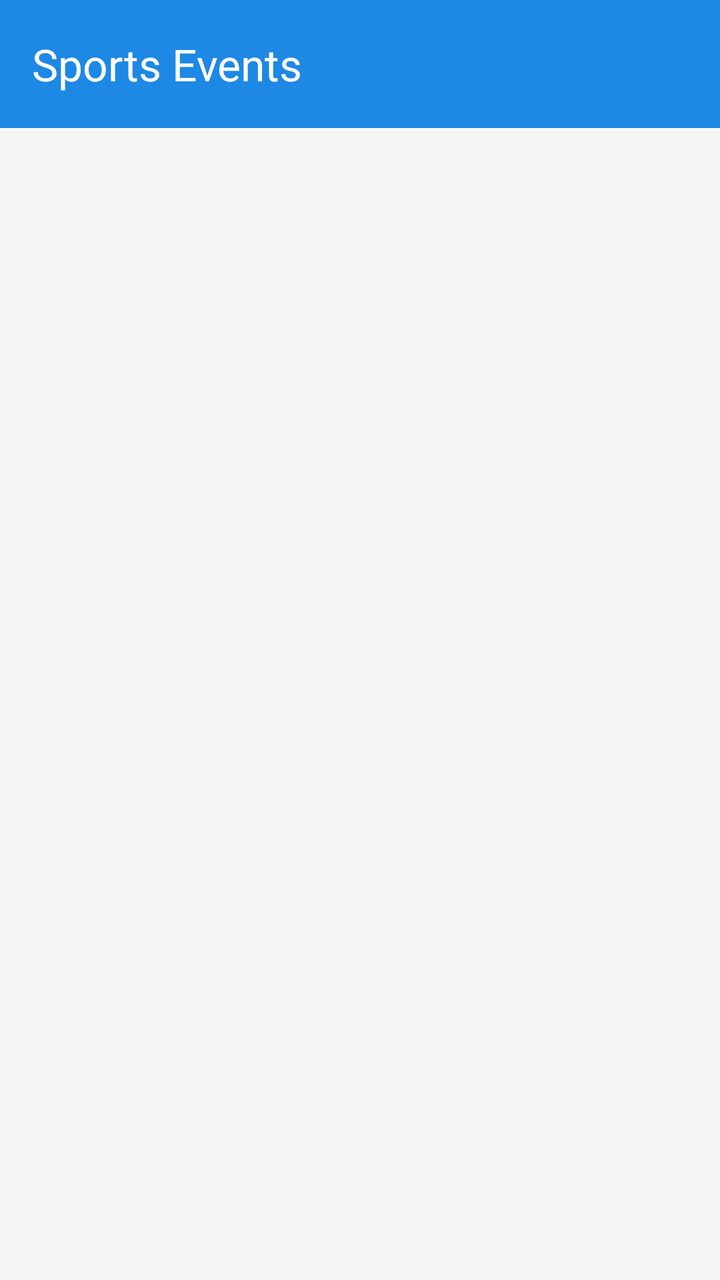
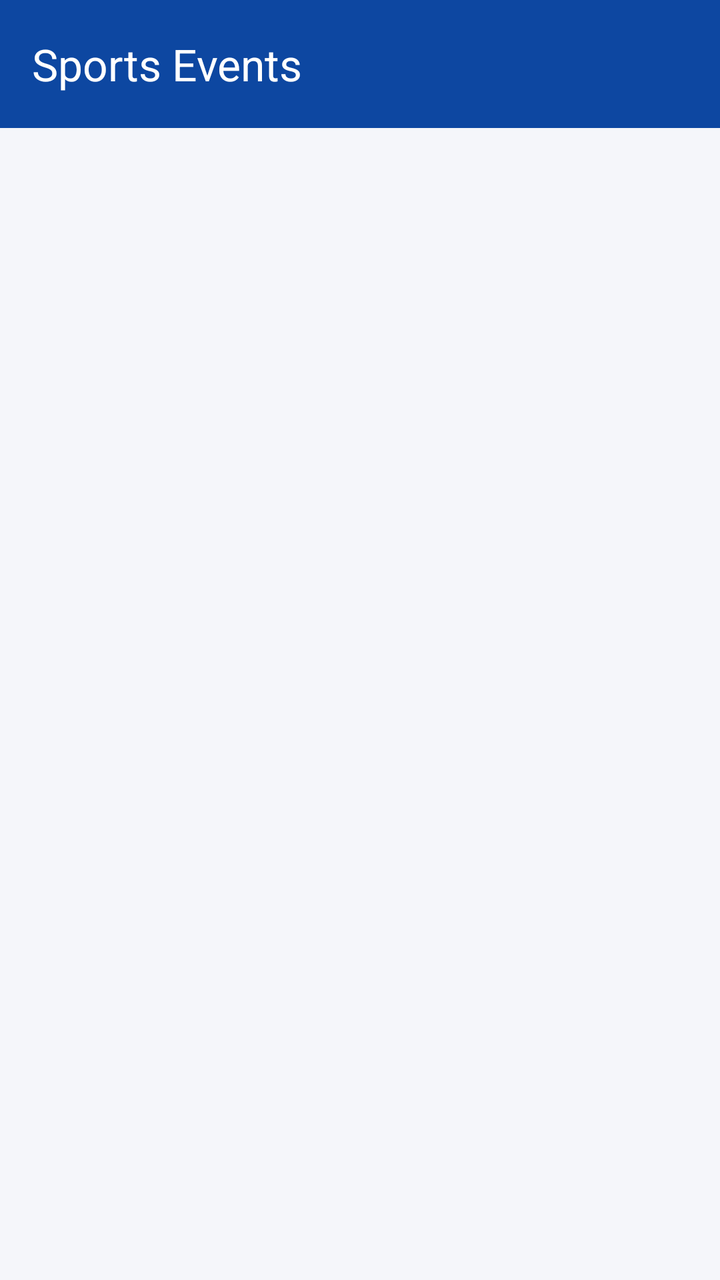

Before-and-after screenshots of an Android layout around one commit, followed by the original layout XML and the change that was made.
<!-- AndroidManifest.xml: application theme Theme.SPORTSHUB -->
<!-- res/layout/activity_player_event_list.xml -->
<?xml version="1.0" encoding="utf-8"?>
<androidx.constraintlayout.widget.ConstraintLayout xmlns:android="http://schemas.android.com/apk/res/android"
    xmlns:app="http://schemas.android.com/apk/res-auto"
    android:layout_width="match_parent"
    android:layout_height="match_parent"
    android:background="@color/background">

    <androidx.appcompat.widget.Toolbar
        android:id="@+id/toolbarPlayerEvents"
        android:layout_width="match_parent"
        android:layout_height="?attr/actionBarSize"
        android:background="@color/primary"
        android:theme="@style/ThemeOverlay.AppCompat.Dark.ActionBar"
        app:popupTheme="@style/ThemeOverlay.AppCompat.Light"
        app:title="Sports Events"
        app:titleTextColor="@color/white"
        app:layout_constraintTop_toTopOf="parent" />

    <TextView
        android:id="@+id/tvPlayerEventEmptyState"
        android:layout_width="wrap_content"
        android:layout_height="wrap_content"
        android:text="No events scheduled right now."
        android:textColor="@color/text_secondary"
        android:textSize="16sp"
        android:visibility="gone"
        app:layout_constraintBottom_toBottomOf="parent"
        app:layout_constraintEnd_toEndOf="parent"
        app:layout_constraintStart_toStartOf="parent"
        app:layout_constraintTop_toBottomOf="@id/toolbarPlayerEvents" />

    <ListView
        android:id="@+id/lvPlayerEvents"
        android:layout_width="0dp"
        android:layout_height="0dp"
        android:divider="@android:color/transparent"
        android:dividerHeight="0dp"
        app:layout_constraintBottom_toBottomOf="parent"
        app:layout_constraintEnd_toEndOf="parent"
        app:layout_constraintStart_toStartOf="parent"
        app:layout_constraintTop_toBottomOf="@id/toolbarPlayerEvents" />

</androidx.constraintlayout.widget.ConstraintLayout>
<!-- resources referenced by this layout -->
<resources>
  <color name="background">#F5F5F5</color>
  <color name="primary">#1E88E5</color>
  <color name="text_secondary">#757575</color>
  <color name="white">#FFFFFFFF</color>
  <style name="Theme.SPORTSHUB" parent="Base.Theme.SPORTSHUB" />
  <style name="Base.Theme.SPORTSHUB" parent="Theme.Material3.DayNight.NoActionBar">
          
          
      </style>
</resources>

<!-- the commit's change to res/layout/activity_player_event_list.xml (unified diff, before → after) -->
@@ -3,17 +3,17 @@
     xmlns:app="http://schemas.android.com/apk/res-auto"
     android:layout_width="match_parent"
     android:layout_height="match_parent"
-    android:background="@color/background">
+    android:background="?android:attr/colorBackground">
 
     <androidx.appcompat.widget.Toolbar
         android:id="@+id/toolbarPlayerEvents"
         android:layout_width="match_parent"
         android:layout_height="?attr/actionBarSize"
-        android:background="@color/primary"
+        android:background="?attr/colorPrimary"
         android:theme="@style/ThemeOverlay.AppCompat.Dark.ActionBar"
         app:popupTheme="@style/ThemeOverlay.AppCompat.Light"
         app:title="Sports Events"
-        app:titleTextColor="@color/white"
+        app:titleTextColor="?attr/colorOnPrimary"
         app:layout_constraintTop_toTopOf="parent" />
 
     <TextView
@@ -21,8 +21,12 @@
         android:layout_width="wrap_content"
         android:layout_height="wrap_content"
         android:text="No events scheduled right now."
-        android:textColor="@color/text_secondary"
-        android:textSize="16sp"
+        android:textColor="?android:attr/textColorSecondary"
+        android:textAppearance="?attr/textAppearanceBodyLarge"
+        android:gravity="center"
+        app:drawableTopCompat="@drawable/ic_dash_event"
+        app:drawableTint="?attr/colorSecondary"
+        android:drawablePadding="8dp"
         android:visibility="gone"
         app:layout_constraintBottom_toBottomOf="parent"
         app:layout_constraintEnd_toEndOf="parent"
@@ -35,6 +39,8 @@
         android:layout_height="0dp"
         android:divider="@android:color/transparent"
         android:dividerHeight="0dp"
+        android:paddingTop="8dp"
+        android:clipToPadding="false"
         app:layout_constraintBottom_toBottomOf="parent"
         app:layout_constraintEnd_toEndOf="parent"
         app:layout_constraintStart_toStartOf="parent"
<!-- resource entries referenced after the edit -->
@@ -1,13 +1,31 @@
 <!-- resources referenced by this layout -->
 <resources>
-  <color name="background">#F5F5F5</color>
-  <color name="primary">#1E88E5</color>
-  <color name="text_secondary">#757575</color>
-  <color name="white">#FFFFFFFF</color>
+  <!-- drawable ic_dash_event (drawable) -->
+  <vector xmlns:android="http://schemas.android.com/apk/res/android"
+      android:width="24dp"
+      android:height="24dp"
+      android:viewportWidth="24"
+      android:viewportHeight="24">
+      <path
+          android:fillColor="#FFFFFFFF"
+          android:pathData="M22,10V6c0,-1.1 -0.9,-2 -2,-2H4C2.9,4 2.01,4.9 2.01,6V10c1.1,0 1.99,0.9 1.99,2s-0.89,2 -2,2v4c0,1.1 0.9,2 2,2h16c1.1,0 2,-0.9 2,-2v-4c-1.1,0 -2,-0.9 -2,-2S23.1,10 22,10zM20,8.54c-1.19,0.69 -2,1.99 -2,3.46s0.81,2.77 2,3.46V18H4v-2.54c1.19,-0.69 2,-1.99 2,-3.46S5.19,9.23 4,8.54V6h16V8.54z M11,15h2v2h-2V15z M11,11h2v2h-2V11z M11,7h2v2h-2V7z" />
+  </vector>
+  <color name="background">#F5F6FA</color>
+  <color name="surface">#FFFFFF</color>
+  <color name="primary">#0D47A1</color>
+  <color name="text_on_primary">#FFFFFF</color>
+  <color name="primary_dark">#002171</color>
+  <color name="secondary">#FF8F00</color>
+  <color name="error">#B00020</color>
   <style name="Theme.SPORTSHUB" parent="Base.Theme.SPORTSHUB" />
   <style name="Base.Theme.SPORTSHUB" parent="Theme.Material3.DayNight.NoActionBar">
-          
-          
+          <item name="colorPrimary">@color/primary</item>
+          <item name="colorOnPrimary">@color/text_on_primary</item>
+          <item name="colorPrimaryDark">@color/primary_dark</item>
+          <item name="colorSecondary">@color/secondary</item>
+          <item name="colorError">@color/error</item>
+          <item name="android:colorBackground">@color/background</item>
+          <item name="colorSurface">@color/surface</item>
       </style>
 </resources>
 
